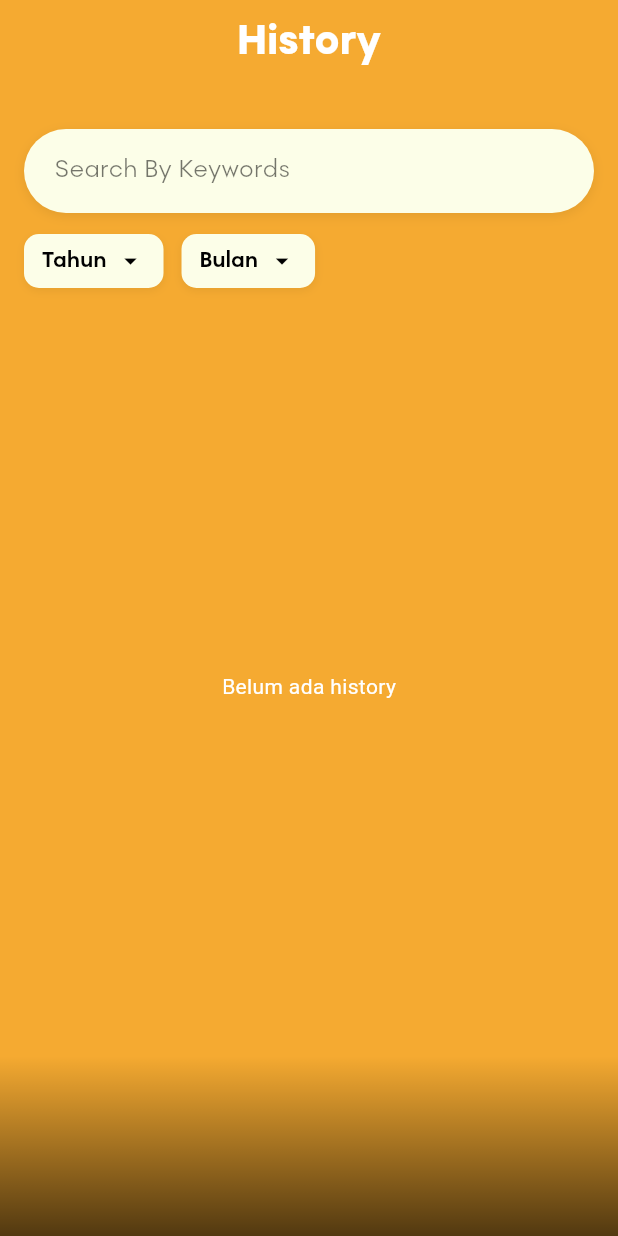
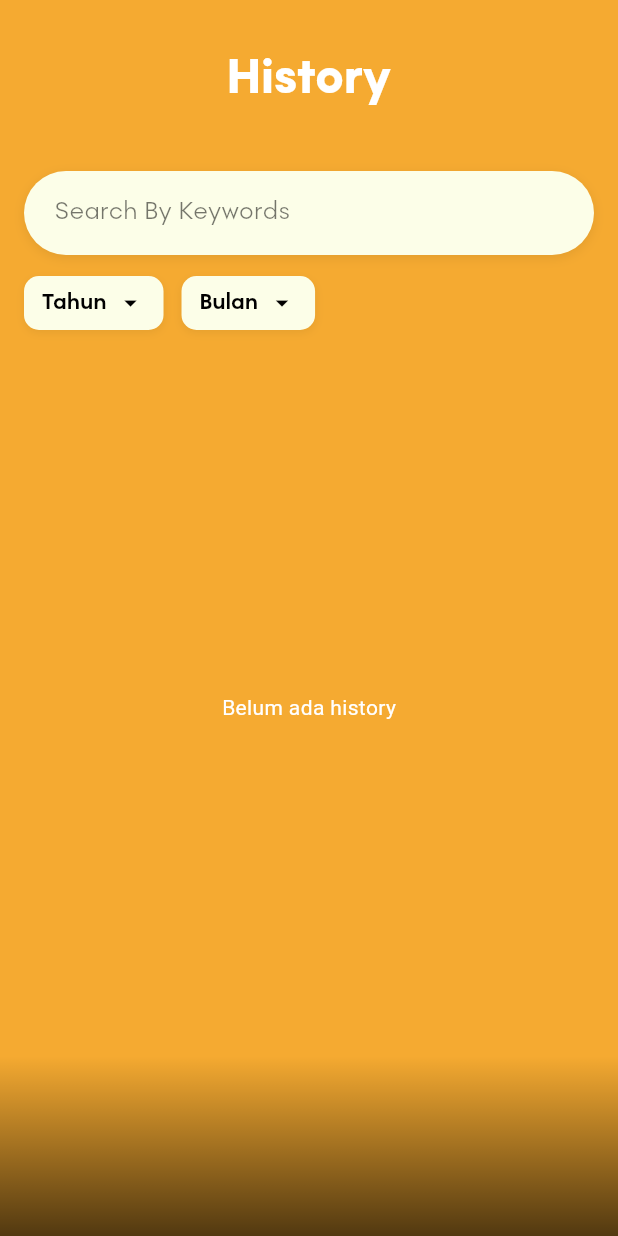
Before and after one commit to habibNurrohmad/ticktask_frontend, a Flutter app: the HistoryView screen opened by its route, on a phone screen of 412 x 824 dp. Run offline on Flutter 3.47's test engine with Material 3 defaults, Android fonts, the light colour scheme and no system bars; our stand-ins replace get, get_storage, image_picker, table_calendar; accounts and stored records are empty; network calls fail.

Commit message:
Update history_view.dart

```diff
--- a/lib/app/modules/history/views/history_view.dart
+++ b/lib/app/modules/history/views/history_view.dart
@@ -16,13 +16,13 @@ class HistoryView extends GetView<HistoryController> {
         child: Column(
           crossAxisAlignment: CrossAxisAlignment.stretch,
           children: [
-            const SizedBox(height: 8),
+            const SizedBox(height: 30),
             const Center(
               child: Text(
                 'History',
                 style: TextStyle(
                   fontFamily: 'Rothek',
-                  fontSize: 28,
+                  fontSize: 32,
                   fontWeight: FontWeight.w900,
                   color: Colors.white,
                 ),
```
